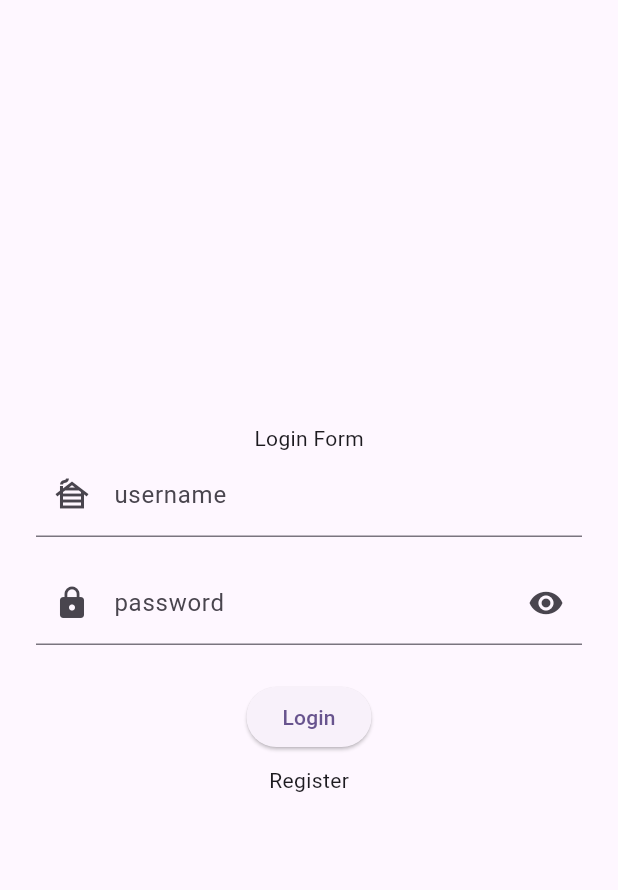
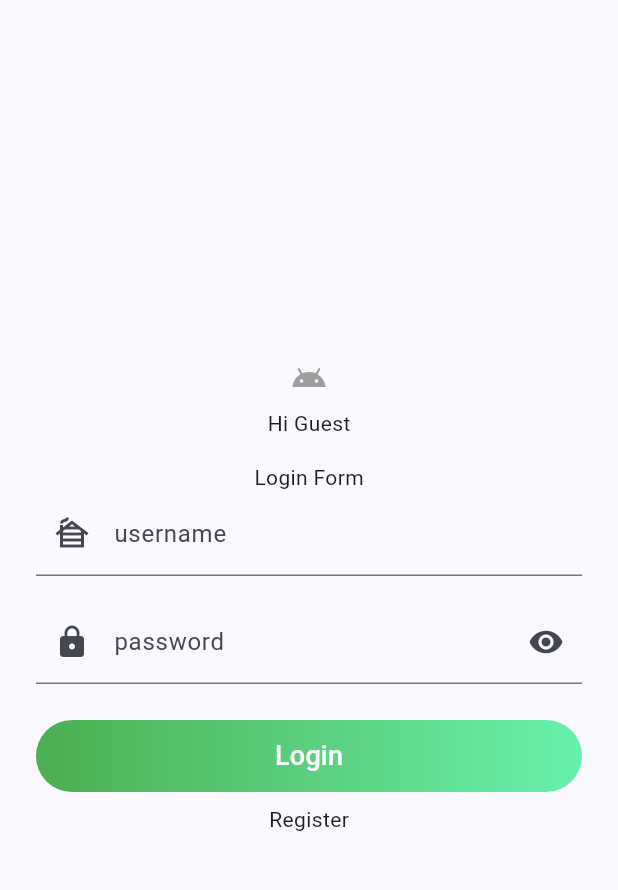
Before and after one commit to Fat-Buu/client, a Flutter app: the screen it shows after launch, after a tap on "Login", on a phone screen of 412 x 824 dp, the part 63-953 px from its top. Run offline on Flutter 3.47's test engine with Material 3 defaults, Android fonts, the phone set to English and light mode, and no system bars; our stand-ins replace flutter_riverpod, riverpod_annotation; generated files the repository leaves out were written again.

Commit message:
update login module

```diff
--- /dev/null
+++ b/lib/core/database/database.dart
@@ -0,0 +1,21 @@
+import '../../login/models/user.dart';
+
+class Database {
+  Database._internal();
+
+  static final Database _instance = Database._internal();
+
+  factory Database() {
+    return _instance;
+  }
+
+  List<User> getAllUser() {
+    return _users;
+  }
+
+  final List<User> _users = [
+    User(username: "john", password: "john"),
+    User(username: "jame", password: "jame"),
+    User(username: "mark", password: "mark3"),
+  ];
+}
--- a/lib/login/services/login_service.dart
+++ b/lib/login/services/login_service.dart
@@ -1,6 +1,23 @@
+import 'package:client/core/database/database.dart';
+import 'package:client/login/models/user.dart';
+
 class LoginService {
+  final Database _database;
+
+  LoginService(this._database);
+
   Future<bool> login(String username, String password) async {
-    await Future.delayed(const Duration(seconds: 3));
-    return true;
+    await Future.delayed(const Duration(seconds: 1));
+    List<User> users = _database.getAllUser();
+    for (var user in users) {
+      if (user.username == username && user.password == password) {
+        return true;
+      }
+    }
+    return false;
+  }
+
+  Future<void> logout() async {
+    await Future.delayed(const Duration(seconds: 1));
   }
 }
--- a/lib/login/viewmodels/login_viewmodel.dart
+++ b/lib/login/viewmodels/login_viewmodel.dart
@@ -1,6 +1,7 @@
 import 'package:client/login/models/user.dart';
 import 'package:riverpod_annotation/riverpod_annotation.dart';
 
+import '../../core/database/database.dart';
 import '../services/login_service.dart';
 
 part 'login_viewmodel.g.dart';
@@ -10,17 +11,32 @@ class LoginViewModel extends _$LoginViewModel {
   late LoginService _loginService;
 
   @override
-  User build() {
-    _loginService = LoginService();
+  Future<User> build() async {
+    _loginService = LoginService(Database());
     return User(username: "", password: "");
   }
 
   Future<void> login(String username, String password) async {
-    final result = await _loginService.login(username, password);
-    if (result) {
-      state = User(username: username, password: password);
-    } else {
-      state = User(username: "", password: "");
+    state = const AsyncValue.loading();
+    try {
+      final result = await _loginService.login(username, password);
+      if (result) {
+        state = AsyncValue.data(User(username: username, password: password));
+      } else {
+        state = AsyncValue.data(User(username: "", password: ""));
+      }
+    } catch (e, st) {
+      state = AsyncValue.error(e, st);
+    }
+  }
+
+  Future<void> logout() async {
+    state = const AsyncValue.loading();
+    try {
+      await _loginService.logout();
+      state = AsyncValue.data(User(username: "", password: ""));
+    } catch (e, st) {
+      state = AsyncValue.error(e, st);
     }
   }
 }
--- a/lib/login/views/login_view.dart
+++ b/lib/login/views/login_view.dart
@@ -34,13 +34,22 @@ class _LoginViewState extends ConsumerState<LoginView> {
         child: Center(
           child: Container(
             padding: const EdgeInsets.all(24.0),
+            child: loginViewModel.when(
+              data: (user) {
+                return SingleChildScrollView(
                   child: Column(
-              crossAxisAlignment: CrossAxisAlignment.center,
-              mainAxisAlignment: MainAxisAlignment.center,
                     children: [
-                if (loginViewModel.username.isNotEmpty)
-                  Text("Hi ${loginViewModel.username}"),
+                      Icon(
+                        user.username.isNotEmpty ? Icons.verified_user : Icons
+                            .android_outlined,
+                        color: user.username.isNotEmpty ? Colors.green : Colors
+                            .grey,),
+                      const SizedBox(height: 8),
+                      Text(user.username.isNotEmpty
+                          ? "Hi ${user.username}"
+                          : "Hi Guest"),
                       const SizedBox(height: 16),
+                      if (user.username.isEmpty) ...[
                         Text("Login Form"),
                         TextField(
                           controller: usernameController,
@@ -59,7 +68,9 @@ class _LoginViewState extends ConsumerState<LoginView> {
                             prefixIcon: Icon(Icons.lock),
                             suffixIcon: IconButton(
                               onPressed: () {
+                                setState(() {
                                   _obscurePassword = !_obscurePassword;
+                                });
                               },
                               icon: Icon(
                                 _obscurePassword
@@ -70,23 +81,57 @@ class _LoginViewState extends ConsumerState<LoginView> {
                           ),
                         ),
                         const SizedBox(height: 24),
-                ElevatedButton(
+                        Ink(
+                          decoration: BoxDecoration(
+                              gradient: LinearGradient(
+                                  colors: [Colors.green, Colors.greenAccent],
+                                  begin: Alignment.topLeft,
+                                  end: Alignment.topRight),
+                              borderRadius: BorderRadius.circular(25)
+                          ),
+                          child: SizedBox(
+                            width: double.infinity,
+                            child: ElevatedButton(
                               onPressed: () {
                                 String username = usernameController.text;
                                 String password = passwordController.text;
-                    ref
-                        .read(loginViewModelProvider.notifier)
-                        .login(username, password);
                                 setState(() {
                                   usernameController.clear();
                                   passwordController.clear();
                                 });
+                                ref
+                                    .read(loginViewModelProvider.notifier)
+                                    .login(username, password);
                               },
-                  child: const Text("Login"),
+                              style: ElevatedButton.styleFrom(
+                                backgroundColor: Colors.transparent,
+                                shadowColor: Colors.transparent,
+                              ),
+                              child: const Text("Login",
+                                style: TextStyle(
+                                    color: Colors.white, fontSize: 18),),
+                            ),
+                          ),
                         ),
                         const SizedBox(height: 8),
                         Text("Register"),
+                      ] else
+                        ...[
+                          ElevatedButton(
+                            onPressed: () {
+                              ref
+                                  .read(loginViewModelProvider.notifier)
+                                  .logout();
+                            },
+                            child: Text("Log out"),
+                          ),
                         ],
+                    ],
+                  ),
+                );
+              },
+              error: (err, st) => Text('Error: $err'),
+              loading: () => CircularProgressIndicator(),
             ),
           ),
         ),
--- a/lib/main.dart
+++ b/lib/main.dart
@@ -16,7 +16,7 @@ class MyApp extends StatelessWidget {
     return MaterialApp(
       title: 'Application 2 - Client',
       theme: ThemeData(
-        colorScheme: ColorScheme.fromSeed(seedColor: Colors.deepPurple),
+        colorScheme: ColorScheme.fromSeed(seedColor: Colors.blueAccent),
       ),
       home: LoginView(),
     );
```
Also changed, not shown: lib/login/viewmodels/login_viewmodel.g.dart. Lines whose indentation alone changed are shown as unchanged.
